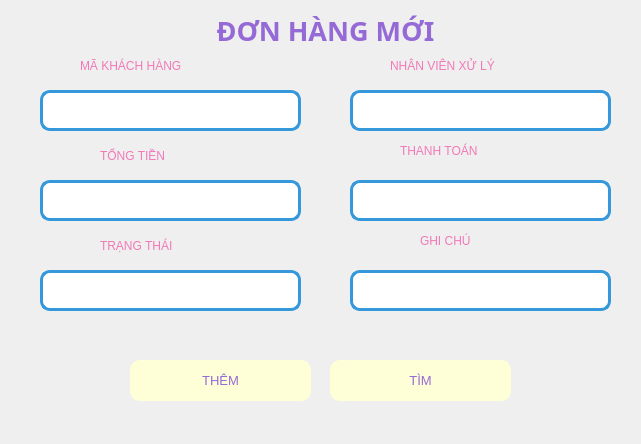
Qt form Donhang/themDH.ui (minhngoc22/Pet-Store) before a commit.
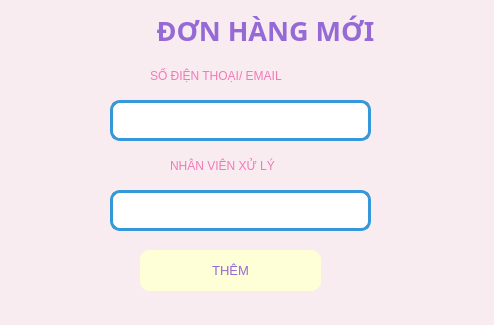
The same form after that commit. Icons and pictures are not drawn.

Diff of the .ui file:
```diff
--- a/Donhang/themDH.ui
+++ b/Donhang/themDH.ui
@@ -6,51 +6,21 @@
    <rect>
     <x>0</x>
     <y>0</y>
-    <width>641</width>
-    <height>444</height>
+    <width>494</width>
+    <height>325</height>
    </rect>
   </property>
   <property name="windowTitle">
    <string>Form</string>
   </property>
-  <widget class="QLabel" name="label_6">
-   <property name="geometry">
-    <rect>
-     <x>420</x>
-     <y>230</y>
-     <width>101</width>
-     <height>21</height>
-    </rect>
-   </property>
-   <property name="styleSheet">
-    <string notr="true">font: 10pt &quot;UTM Bell&quot;;
-color: rgb(241, 121, 184);
-</string>
-   </property>
-   <property name="text">
-    <string>GHI CHÚ</string>
-   </property>
-  </widget>
-  <widget class="QTextEdit" name="txt_tongtien">
-   <property name="geometry">
-    <rect>
-     <x>40</x>
-     <y>180</y>
-     <width>261</width>
-     <height>41</height>
-    </rect>
-   </property>
-   <property name="styleSheet">
-    <string notr="true">border-radius: 10px;
-        border: 3px solid #3498db;  /* Viền xanh dương */
-        background-color: #ffffff</string>
-   </property>
-  </widget>
+  <property name="styleSheet">
+   <string notr="true">background-color:rgb(248, 236, 240);</string>
+  </property>
   <widget class="QLabel" name="label">
    <property name="geometry">
     <rect>
-     <x>390</x>
-     <y>50</y>
+     <x>170</x>
+     <y>150</y>
      <width>191</width>
      <height>31</height>
     </rect>
@@ -67,8 +37,8 @@
   <widget class="QComboBox" name="cbo_nvxl">
    <property name="geometry">
     <rect>
-     <x>350</x>
-     <y>90</y>
+     <x>110</x>
+     <y>190</y>
      <width>261</width>
      <height>41</height>
     </rect>
@@ -100,8 +70,8 @@
   <widget class="QPushButton" name="btn_them">
    <property name="geometry">
     <rect>
-     <x>130</x>
-     <y>360</y>
+     <x>140</x>
+     <y>250</y>
      <width>181</width>
      <height>41</height>
     </rect>
@@ -121,7 +91,7 @@
   <widget class="QLabel" name="labelTitle">
    <property name="geometry">
     <rect>
-     <x>140</x>
+     <x>80</x>
      <y>10</y>
      <width>371</width>
      <height>41</height>
@@ -145,131 +115,11 @@
     <set>Qt::AlignCenter</set>
    </property>
   </widget>
-  <widget class="QLabel" name="label_4">
-   <property name="geometry">
-    <rect>
-     <x>100</x>
-     <y>230</y>
-     <width>141</width>
-     <height>31</height>
-    </rect>
-   </property>
-   <property name="styleSheet">
-    <string notr="true">font: 10pt &quot;UTM Bell&quot;;
-color: rgb(241, 121, 184);
-</string>
-   </property>
-   <property name="text">
-    <string>TRẠNG THÁI</string>
-   </property>
-  </widget>
-  <widget class="QComboBox" name="cbo_thanhtoan">
-   <property name="geometry">
-    <rect>
-     <x>350</x>
-     <y>180</y>
-     <width>261</width>
-     <height>41</height>
-    </rect>
-   </property>
-   <property name="font">
-    <font>
-     <weight>75</weight>
-     <bold>true</bold>
-    </font>
-   </property>
-   <property name="styleSheet">
-    <string notr="true">QComboBox {
-          background-color: white;
-          border: 3px solid #3498db;  /* Viền xanh dương */
-          border-radius: 10px;
-          padding: 5px;
-      }
-      QComboBox::drop-down {
-          border: none;
-          background: transparent;
-      }
-      QComboBox::down-arrow {
-          image: url(down-arrow.png); /* Thay bằng icon của bạn */
-          width: 14px;
-          height: 14px;
-      }</string>
-   </property>
-  </widget>
-  <widget class="QLabel" name="label_3">
-   <property name="geometry">
-    <rect>
-     <x>400</x>
-     <y>140</y>
-     <width>151</width>
-     <height>21</height>
-    </rect>
-   </property>
-   <property name="styleSheet">
-    <string notr="true">font: 10pt &quot;UTM Bell&quot;;
-color: rgb(241, 121, 184);
-</string>
-   </property>
-   <property name="text">
-    <string>THANH TOÁN</string>
-   </property>
-  </widget>
-  <widget class="QComboBox" name="cbo_trangthai">
-   <property name="geometry">
-    <rect>
-     <x>40</x>
-     <y>270</y>
-     <width>261</width>
-     <height>41</height>
-    </rect>
-   </property>
-   <property name="font">
-    <font>
-     <weight>75</weight>
-     <bold>true</bold>
-    </font>
-   </property>
-   <property name="styleSheet">
-    <string notr="true">QComboBox {
-          background-color: white;
-          border: 3px solid #3498db;  /* Viền xanh dương */
-          border-radius: 10px;
-          padding: 5px;
-      }
-      QComboBox::drop-down {
-          border: none;
-          background: transparent;
-      }
-      QComboBox::down-arrow {
-          image: url(down-arrow.png); /* Thay bằng icon của bạn */
-          width: 14px;
-          height: 14px;
-      }</string>
-   </property>
-  </widget>
-  <widget class="QLabel" name="label_2">
-   <property name="geometry">
-    <rect>
-     <x>100</x>
-     <y>140</y>
-     <width>121</width>
-     <height>31</height>
-    </rect>
-   </property>
-   <property name="styleSheet">
-    <string notr="true">font: 10pt &quot;UTM Bell&quot;;
-color: rgb(241, 121, 184);
-</string>
-   </property>
-   <property name="text">
-    <string>TỔNG TIỀN</string>
-   </property>
-  </widget>
   <widget class="QLabel" name="label_5">
    <property name="geometry">
     <rect>
-     <x>80</x>
-     <y>50</y>
+     <x>150</x>
+     <y>60</y>
      <width>211</width>
      <height>31</height>
     </rect>
@@ -280,14 +130,14 @@
 </string>
    </property>
    <property name="text">
-    <string>MÃ KHÁCH HÀNG</string>
+    <string>SỐ ĐIỆN THOẠI/ EMAIL</string>
    </property>
   </widget>
   <widget class="QTextEdit" name="txt_maKH">
    <property name="geometry">
     <rect>
-     <x>40</x>
-     <y>90</y>
+     <x>110</x>
+     <y>100</y>
      <width>261</width>
      <height>41</height>
     </rect>
@@ -298,42 +148,6 @@
         background-color: #ffffff</string>
    </property>
   </widget>
-  <widget class="QTextEdit" name="txt_note">
-   <property name="geometry">
-    <rect>
-     <x>350</x>
-     <y>270</y>
-     <width>261</width>
-     <height>41</height>
-    </rect>
-   </property>
-   <property name="styleSheet">
-    <string notr="true">border-radius: 10px;
-        border: 3px solid #3498db;  /* Viền xanh dương */
-        background-color: #ffffff</string>
-   </property>
-  </widget>
-  <widget class="QPushButton" name="btn_timKH">
-   <property name="geometry">
-    <rect>
-     <x>330</x>
-     <y>360</y>
-     <width>181</width>
-     <height>41</height>
-    </rect>
-   </property>
-   <property name="font">
-    <font>
-     <pointsize>10</pointsize>
-    </font>
-   </property>
-   <property name="styleSheet">
-    <string>background-color: rgb(255, 255, 215); color: rgb(149, 106, 214); border-radius: 10px;</string>
-   </property>
-   <property name="text">
-    <string>TÌM</string>
-   </property>
-  </widget>
  </widget>
  <resources/>
  <connections/>
```
Left out of the diff: 2 changed lines with no effect on the pictures.
